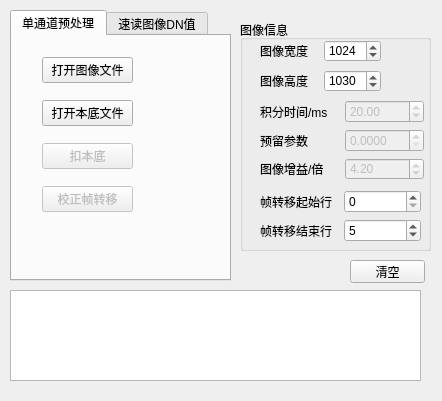
Qt form gui.ui (angel263wy/Img_preprocess) before a commit.
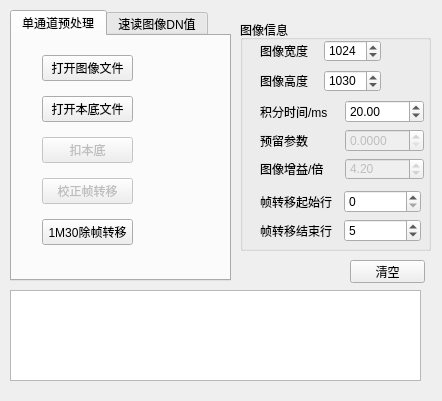
The same form after that commit.

Commit message: 增加1M30帧转移校正功能

Patch:
```diff
--- a/gui.ui
+++ b/gui.ui
@@ -45,7 +45,7 @@
        <x>30</x>
        <y>10</y>
        <width>91</width>
-       <height>181</height>
+       <height>211</height>
       </rect>
      </property>
      <layout class="QVBoxLayout" name="verticalLayout_3">
@@ -83,6 +83,13 @@
         </property>
        </widget>
       </item>
+      <item>
+       <widget class="QPushButton" name="pushButton_1M30dis_smear">
+        <property name="text">
+         <string>1M30除帧转移</string>
+        </property>
+       </widget>
+      </item>
      </layout>
     </widget>
    </widget>
@@ -319,7 +326,7 @@
        <item>
         <widget class="QDoubleSpinBox" name="doubleSpinBox_integration">
          <property name="enabled">
-          <bool>false</bool>
+          <bool>true</bool>
          </property>
          <property name="maximum">
           <double>999.990000000000009</double>
```
Left out of the diff: 29 changed lines with no effect on the pictures. The commit also changes 2 other files.
